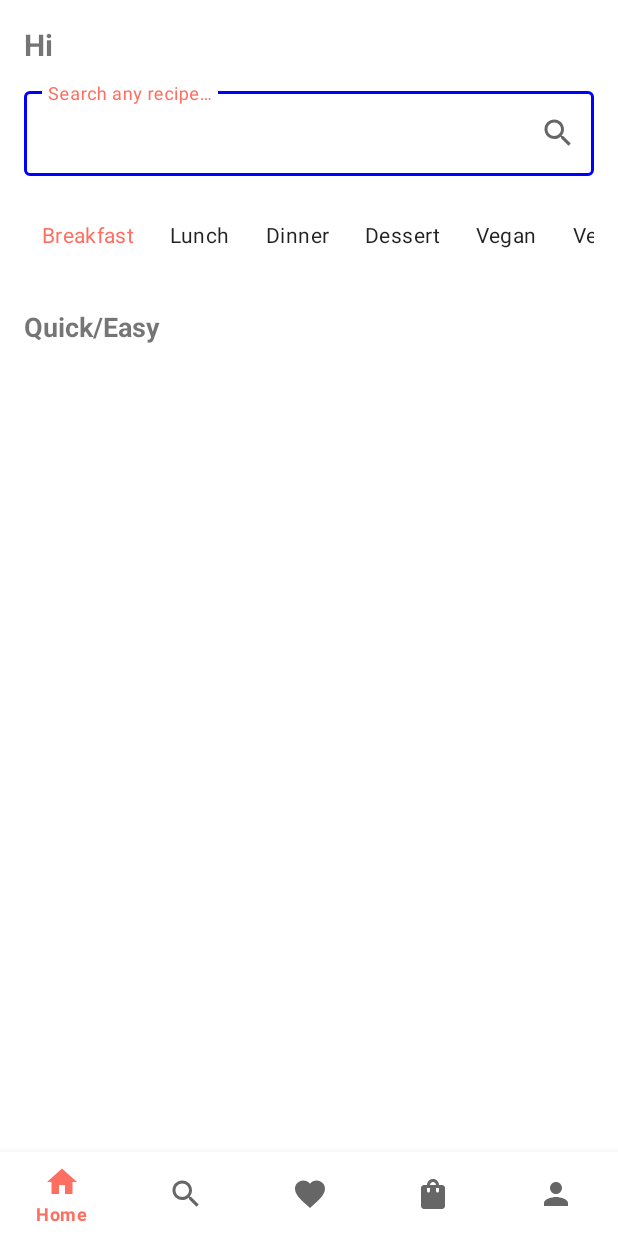
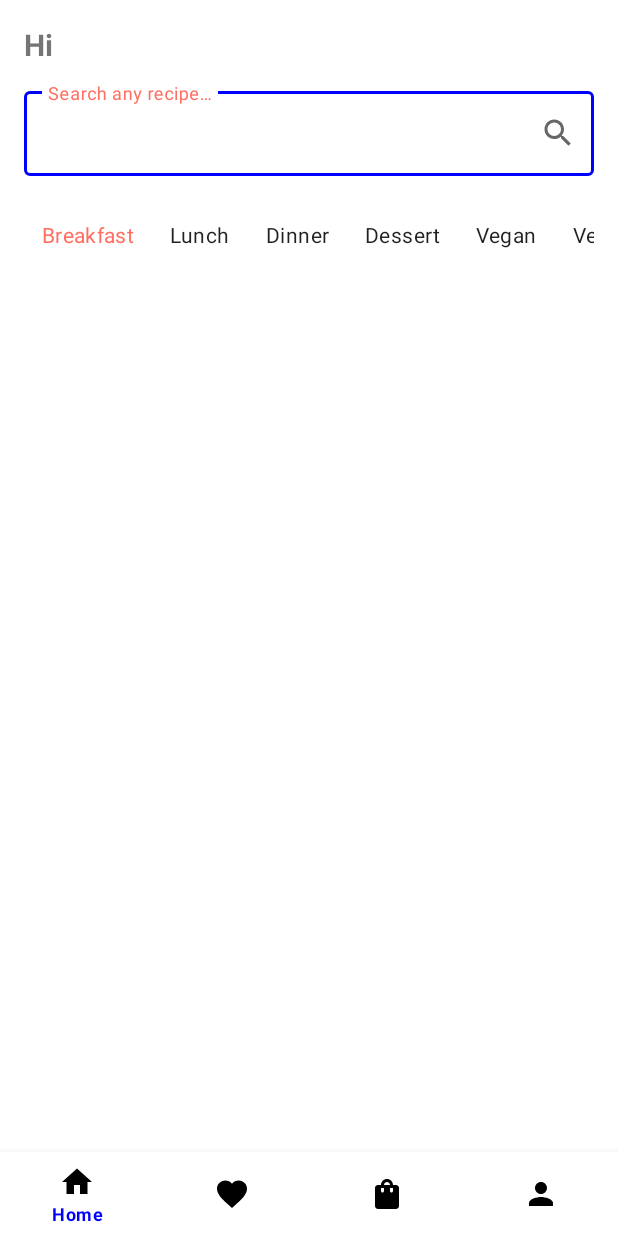
Before and after one commit to akdenizcse/teams-for-mobile-programming-2025-final-project-hilal, an Android app: the HomeFragment screen opened directly, with no data from a screen before it, on a phone screen of 412 x 824 dp. Run offline under Robolectric (Android 15) with nearby library versions, the phone set to English and light mode, and no system bars; our stand-ins replace Firebase (no records; nobody signed in at launch, a user with empty details on screens opened directly), data binding, navigation-ui; pictures from the network do not load.

Commit message:
homeToRecipeDetail changed

```diff
--- a/app/src/main/java/com/example/recipes/ui/activities/MainActivity.kt
+++ b/app/src/main/java/com/example/recipes/ui/activities/MainActivity.kt
@@ -17,29 +17,28 @@ class MainActivity : AppCompatActivity() {
         binding = ActivityMainBinding.inflate(layoutInflater)
         setContentView(binding.root)
 
-        // 1) Use toolbar as ActionBar
+        // 1) Toolbar as ActionBar
         setSupportActionBar(binding.toolbar)
 
-        // 2) Grab NavController
+        // 2) Grab NavController from the FragmentContainerView
         val host = supportFragmentManager
             .findFragmentById(R.id.navHostFragment) as NavHostFragment
         val navController = host.navController
 
-        // 3) Top-level destinations (no Up arrow)
-        val appBarConfig = AppBarConfiguration(
-            setOf(
-                R.id.homeFragment,
-                R.id.searchFragment,
-                R.id.favoritesFragment,
-                R.id.shoppingListFragment
-            )
+        // 3) Which destinations are top-level (no Up arrow)
+        val topLevel = setOf(
+            R.id.homeFragment,
+            R.id.favoritesFragment,
+            R.id.shoppingListFragment,
+            R.id.profileFragment
         )
+        val appBarConfig = AppBarConfiguration(topLevel)
 
-        // 4) Wire up toolbar & bottom nav
+        // 4) Hook up ActionBar & BottomNav with NavController
         NavigationUI.setupActionBarWithNavController(this, navController, appBarConfig)
         binding.bottomNav.setupWithNavController(navController)
 
-        // 5) Ensure tapping Home icon always pops back to homeFragment
+        // 5) Ensure Home tap always pops to root
         binding.bottomNav.setOnItemSelectedListener { item ->
             if (item.itemId == R.id.homeFragment) {
                 navController.popBackStack(R.id.homeFragment, false)
--- a/app/src/main/java/com/example/recipes/ui/fragments/HomeFragment.kt
+++ b/app/src/main/java/com/example/recipes/ui/fragments/HomeFragment.kt
@@ -12,99 +12,78 @@ import androidx.recyclerview.widget.GridLayoutManager
 import androidx.recyclerview.widget.LinearLayoutManager
 import com.example.recipes.R
 import com.example.recipes.databinding.FragmentHomeBinding
-import com.example.recipes.ui.adapters.CategoryAdapter
 import com.example.recipes.ui.adapters.CategoryChipAdapter
 import com.example.recipes.ui.adapters.RecipeAdapter
 import com.example.recipes.viewmodel.HomeViewModel
 import com.google.firebase.auth.FirebaseAuth
 
 class HomeFragment : Fragment(R.layout.fragment_home) {
-
     private var _binding: FragmentHomeBinding? = null
     private val binding get() = _binding!!
-    private val viewModel: HomeViewModel by viewModels()
+    private val vm: HomeViewModel by viewModels()
+    private lateinit var recipeAdapter: RecipeAdapter
 
-    override fun onViewCreated(view: View, savedInstanceState: Bundle?) {
-        super.onViewCreated(view, savedInstanceState)
+    override fun onViewCreated(view: View, saved: Bundle?) {
+        super.onViewCreated(view, saved)
         _binding = FragmentHomeBinding.bind(view)
 
-        // 1) Hide the AppBar and show personalized greeting
-        (activity as? AppCompatActivity)?.supportActionBar?.hide()
-        val name = FirebaseAuth.getInstance()
-            .currentUser
+        // 1) Hide AppBar & greet
+        val name = FirebaseAuth.getInstance().currentUser
             ?.displayName
             ?.substringBefore("@")
             ?.replaceFirstChar { it.uppercase() }
             ?: "there"
         binding.greetingTextView.text = "Hi $name"
 
-        // 2) Wire up search IME/Enter/end-icon to navigate to SearchFragment
+        // 2) Recipes grid + adapter
+        recipeAdapter = RecipeAdapter { recipe ->
+            val action = HomeFragmentDirections
+                .actionHomeToRecipeDetail(recipe.id)
+            findNavController().navigate(action)
+        }
+        binding.recipesRecycler.apply {
+            layoutManager = GridLayoutManager(requireContext(), 2)
+            adapter = recipeAdapter
+        }
+
+        // 3) Observe unified feed
+        vm.recipes.observe(viewLifecycleOwner) { list ->
+            recipeAdapter.submitList(list)
+        }
+
+        // 4) Search wiring
         binding.homeSearchEditText.apply {
-            // IME action "Search"
             setOnEditorActionListener { _, actionId, _ ->
                 if (actionId == EditorInfo.IME_ACTION_SEARCH) {
-                    navigateToSearch()
+                    vm.searchHomeRecipes(text.toString())
                     true
                 } else false
             }
-            // Physical Enter key
-            setOnKeyListener { _, keyCode, event ->
-                if (keyCode == KeyEvent.KEYCODE_ENTER && event.action == KeyEvent.ACTION_UP) {
-                    navigateToSearch()
+            setOnKeyListener { _, key, ev ->
+                if (key == KeyEvent.KEYCODE_ENTER && ev.action == KeyEvent.ACTION_UP) {
+                    vm.searchHomeRecipes(text.toString())
                     true
                 } else false
             }
         }
-        // End-icon tap
         binding.homeSearchLayout.setEndIconOnClickListener {
-            navigateToSearch()
+            vm.searchHomeRecipes(binding.homeSearchEditText.text.toString())
         }
 
-
-        // 4) Horizontal filter‐chips row
+        // 5) Chips row
         binding.chipRecycler.apply {
             layoutManager = LinearLayoutManager(
-                requireContext(),
-                LinearLayoutManager.HORIZONTAL,
-                false
+                requireContext(), LinearLayoutManager.HORIZONTAL, false
             )
-            adapter = CategoryChipAdapter(viewModel.categories.value ?: emptyList()) { category ->
-                viewModel.onCategorySelected(category.name)
+            adapter = CategoryChipAdapter(vm.categories.value ?: emptyList()) { cat ->
+                binding.homeSearchEditText.text?.clear()
+                vm.onCategorySelected(cat.name)
             }
-        }
-
-        // 5) Quick & Easy 2-column grid
-        binding.quickEasyRecycler.apply {
-            layoutManager = GridLayoutManager(requireContext(), 2)
-            adapter = RecipeAdapter { recipe ->
-                // navigate to detail
-                val action = HomeFragmentDirections
-                    .actionHomeToRecipeDetail(recipeId = recipe.id)
-                findNavController().navigate(action)
-            }
-        }
-
-        // 6) Observe both feeds: initial quickEasy and any searchResults
-        viewModel.quickEasy.observe(viewLifecycleOwner) { list ->
-            (binding.quickEasyRecycler.adapter as RecipeAdapter).submitList(list)
-        }
-        viewModel.searchResults.observe(viewLifecycleOwner) { list ->
-            (binding.quickEasyRecycler.adapter as RecipeAdapter).submitList(list)
-        }
-    }
-
-    private fun navigateToSearch() {
-        val query = binding.homeSearchEditText.text.toString().trim()
-        if (query.isNotBlank()) {
-            val action = HomeFragmentDirections
-                .actionHomeToSearch(initialQuery = query)
-            findNavController().navigate(action)
         }
     }
 
     override fun onDestroyView() {
         super.onDestroyView()
-        // restore AppBar
         (activity as? AppCompatActivity)?.supportActionBar?.show()
         _binding = null
     }
--- a/app/src/main/java/com/example/recipes/viewmodel/HomeViewModel.kt
+++ b/app/src/main/java/com/example/recipes/viewmodel/HomeViewModel.kt
@@ -12,8 +12,7 @@ class HomeViewModel(
 ) : ViewModel() {
 
     // 1) Eight static categories
-    private val _categories = MutableLiveData<List<Category>>(
-        listOf(
+    private val _categories = listOf(
         Category("Breakfast",   R.drawable.baseline_egg_24),
         Category("Lunch",       R.drawable.baseline_food_bank_24),
         Category("Dinner",      R.drawable.baseline_dinner_dining_24),
@@ -23,52 +22,53 @@ class HomeViewModel(
         Category("Gluten Free", R.drawable.baseline_grain_24),
         Category("Snack",       R.drawable.baseline_coffee_24)
     )
-    )
-    val categories: LiveData<List<Category>> = _categories
+    val categories: LiveData<List<Category>> = MutableLiveData(_categories)
 
-    // 2) “Quick & Easy” feed
-    private val _quickEasy = MutableLiveData<List<Recipe>>(emptyList())
-    val quickEasy: LiveData<List<Recipe>> = _quickEasy
+    // 2) Internal feeds
+    private val _quickEasy   = MutableLiveData<List<Recipe>>(emptyList())
+    private val _searchQuery = MutableLiveData<String>("")
 
-    // 3) Search‐from‐home results
-    private val _searchResults = MutableLiveData<List<Recipe>>(emptyList())
-    val searchResults: LiveData<List<Recipe>> = _searchResults
+    // 3) Exposed “recipes” stream: if search query blank → quickEasy, else → search results
+    val recipes: LiveData<List<Recipe>> = _searchQuery.switchMap { q ->
+        if (q.isBlank()) {
+            _quickEasy
+        } else {
+            liveData {
+                val list = runCatching {
+                    repo.searchRecipes(query = q, number = 10)
+                }.getOrNull() ?: emptyList()
+                emit(list)
+            }
+        }
+    }
 
     init {
         loadQuickEasy()
     }
 
-    /** Initial or “Explore” refresh */
+    /** Load default “quick & easy” recipes. */
     fun loadQuickEasy() {
         viewModelScope.launch {
-            runCatching {
+            val list = runCatching {
                 repo.searchRecipes(query = "quick easy", number = 6)
-            }.onSuccess { _quickEasy.value = it }
-                .onFailure { _quickEasy.value = emptyList() }
+            }.getOrDefault(emptyList())
+            _quickEasy.value = list
         }
     }
 
-    /** Chip or grid‐tile taps */
+    /** Called when user taps a category chip. */
     fun onCategorySelected(name: String) {
+        _searchQuery.value = ""          // clear any search
         viewModelScope.launch {
-            runCatching {
+            val list = runCatching {
                 repo.searchByCategory(name, number = 6)
-            }.onSuccess { _quickEasy.value = it }
-                .onFailure { _quickEasy.value = emptyList() }
+            }.getOrDefault(emptyList())
+            _quickEasy.value = list     // repurpose quickEasy
         }
     }
 
-    /** The home‐screen search box */
+    /** Called when user submits a search. */
     fun searchHomeRecipes(query: String) {
-        if (query.isBlank()) {
-            _searchResults.value = _quickEasy.value  // fallback
-            return
-        }
-        viewModelScope.launch {
-            runCatching {
-                repo.searchRecipes(query = query, number = 10)
-            }.onSuccess { _searchResults.value = it }
-                .onFailure { _searchResults.value = emptyList() }
+        _searchQuery.value = query
     }
 }
-}
--- a/app/src/main/res/layout/activity_main.xml
+++ b/app/src/main/res/layout/activity_main.xml
@@ -5,18 +5,17 @@
     android:layout_width="match_parent"
     android:layout_height="match_parent">
 
-    <!-- 1) AppBar at the very top -->
+    <!-- 1) Top app bar -->
     <com.google.android.material.appbar.MaterialToolbar
         android:id="@+id/toolbar"
         android:layout_width="0dp"
-        android:layout_height="?attr/actionBarSize"
-        android:background="@color/colorPrimary"
+        android:layout_height="0dp"
         app:titleTextColor="@android:color/white"
         app:layout_constraintTop_toTopOf="parent"
         app:layout_constraintStart_toStartOf="parent"
         app:layout_constraintEnd_toEndOf="parent"/>
 
-    <!-- 2) Your navigation container, directly below the AppBar -->
+    <!-- 2) Navigation host -->
     <androidx.fragment.app.FragmentContainerView
         android:id="@+id/navHostFragment"
     android:name="androidx.navigation.fragment.NavHostFragment"
@@ -29,13 +28,16 @@
     app:layout_constraintStart_toStartOf="parent"
     app:layout_constraintEnd_toEndOf="parent"/>
 
-    <!-- 3) Bottom nav pinned to the bottom -->
+    <!-- 3) Bottom navigation -->
     <com.google.android.material.bottomnavigation.BottomNavigationView
         android:id="@+id/bottomNav"
         android:layout_width="0dp"
         android:layout_height="wrap_content"
         app:menu="@menu/bottom_nav_menu"
+        app:itemIconTint="@color/black"
+        app:itemTextColor="@color/colorPrimary"
         app:layout_constraintBottom_toBottomOf="parent"
         app:layout_constraintStart_toStartOf="parent"
         app:layout_constraintEnd_toEndOf="parent"/>
+
 </androidx.constraintlayout.widget.ConstraintLayout>
--- a/app/src/main/res/layout/fragment_home.xml
+++ b/app/src/main/res/layout/fragment_home.xml
@@ -7,9 +7,9 @@
     android:padding="16dp">
 
     <LinearLayout
+        android:orientation="vertical"
         android:layout_width="match_parent"
-        android:layout_height="wrap_content"
-        android:orientation="vertical">
+        android:layout_height="wrap_content">
 
         <!-- 1) Greeting -->
         <TextView
@@ -39,33 +39,24 @@
                 android:layout_height="wrap_content"
                 android:hint="Search any recipe…"
                 android:imeOptions="actionSearch"
-                android:inputType="text" />
+                android:inputType="text"/>
         </com.google.android.material.textfield.TextInputLayout>
 
-        <!-- 4) Filter chips -->
+        <!-- 3) Filter chips -->
         <androidx.recyclerview.widget.RecyclerView
             android:id="@+id/chipRecycler"
             android:layout_width="match_parent"
             android:layout_height="wrap_content"
             android:layout_marginTop="16dp"
-            app:layoutManager="androidx.recyclerview.widget.LinearLayoutManager"/>
+            android:clipToPadding="false"
+            android:backgroundTint="@color/colorPrimary"/>
 
-        <!-- 5) Quick & Easy header -->
-        <TextView
-            android:id="@+id/quickEasyLabel"
+        <!-- 4) Recipes grid -->
+        <androidx.recyclerview.widget.RecyclerView
+            android:id="@+id/recipesRecycler"
             android:layout_width="match_parent"
             android:layout_height="wrap_content"
-            android:text="Quick/Easy"
-            android:textSize="18sp"
-            android:textStyle="bold"
-            android:layout_marginTop="24dp"/>
-
-        <!-- 6) Quick & Easy grid -->
-        <androidx.recyclerview.widget.RecyclerView
-            android:id="@+id/quickEasyRecycler"
-            android:layout_width="match_parent"
-            android:layout_height="wrap_content"
-            android:layout_marginTop="8dp"
+            android:layout_marginTop="24dp"
             app:layoutManager="androidx.recyclerview.widget.GridLayoutManager"
             app:spanCount="2"/>
     </LinearLayout>
--- a/app/src/main/res/layout/item_category_chip.xml
+++ b/app/src/main/res/layout/item_category_chip.xml
@@ -8,7 +8,7 @@
         android:layout_height="wrap_content"
         android:checkable="true"
         android:text="Category"
-        app:chipIconTint="@color/primaryColor"
+        app:chipIconTint="@color/colorPrimary"
         app:checkedIconTint="@color/white"
         app:chipBackgroundColor="@color/white"
         app:checkedIconEnabled="false"/>
--- a/app/src/main/res/menu/bottom_nav_menu.xml
+++ b/app/src/main/res/menu/bottom_nav_menu.xml
@@ -4,13 +4,8 @@
         android:id="@+id/homeFragment"
         android:icon="@drawable/baseline_home_24"
         android:title="@string/home"
-        android:iconTint="@color/colorPrimary"/>
+        android:iconTint="@color/colorPrimary" />
 
-    <item
-        android:id="@+id/searchFragment"
-        android:icon="@drawable/baseline_search_24"
-        android:title="@string/search"
-        android:iconTint="@color/colorPrimary"/>
 
     <!-- REMOVED categoriesFragment -->
 
--- a/app/src/main/res/navigation/nav_graph.xml
+++ b/app/src/main/res/navigation/nav_graph.xml
@@ -8,20 +8,10 @@
     <fragment
         android:id="@+id/homeFragment"
         android:name="com.example.recipes.ui.fragments.HomeFragment"
-        android:label="Home"
+        android:label=""
         app:layout="@layout/fragment_home">
 
         <!-- Home → Search, passing the user’s search term -->
-        <action
-            android:id="@+id/action_home_to_search"
-            app:destination="@id/searchFragment">
-            <argument
-                android:name="initialQuery"
-                app:argType="string"
-                android:defaultValue="" />
-        </action>
-
-        <!-- Home → Recipe Detail -->
         <action
             android:id="@+id/action_home_to_recipeDetail"
             app:destination="@id/recipeDetailFragment"
@@ -33,6 +23,8 @@
                 android:name="recipeId"
                 app:argType="integer" />
         </action>
+
+
 
         <!-- Home → Categories -->
         <action
@@ -86,29 +78,7 @@
     </fragment>
 
     <!-- Search Fragment -->
-    <fragment
-        android:id="@+id/searchFragment"
-        android:name="com.example.recipes.ui.fragments.SearchFragment"
-        android:label=""
-        app:layout="@layout/fragment_search">
 
-        <action
-            android:id="@+id/action_search_to_filters"
-            app:destination="@id/filtersFragment" />
-
-        <!-- Pass recipeId instead of full object -->
-        <action
-            android:id="@+id/action_search_to_recipeDetail"
-            app:destination="@id/recipeDetailFragment"
-            app:enterAnim="@anim/slide_in_right"
-            app:exitAnim="@anim/slide_out_left"
-            app:popEnterAnim="@anim/slide_in_left"
-            app:popExitAnim="@anim/slide_out_right">
-            <argument
-                android:name="recipeId"
-                app:argType="integer" />
-        </action>
-    </fragment>
 
     <!-- Filters Fragment -->
     <fragment
@@ -150,12 +120,10 @@
     <fragment
         android:id="@+id/recipeDetailFragment"
         android:name="com.example.recipes.ui.fragments.RecipeDetailFragment"
-        android:label="Recipe Details"
         app:layout="@layout/fragment_recipe_detail">
         <argument
             android:name="recipeId"
             app:argType="integer" />
-        <!-- Deep Link for recipeId -->
         <deepLink
             app:uri="https://www.yourdomain.com/recipe?id={recipeId}" />
     </fragment>
--- a/app/src/main/res/values/themes.xml
+++ b/app/src/main/res/values/themes.xml
@@ -1,7 +1,7 @@
 <resources xmlns:tools="http://schemas.android.com/tools">
     <!-- Base application theme using MaterialComponents -->
     <style name="Theme.Recipes" parent="Theme.MaterialComponents.DayNight.NoActionBar">
-        <!-- Primary brand color -->
+    <!-- Primary brand color -->
         <item name="colorPrimary">@color/mercan</item>
         <item name="colorOnPrimary">@color/white</item>
         <item name="colorPrimaryVariant">@color/mercan_light</item>
@@ -15,4 +15,5 @@
         <item name="colorSurface">@color/white</item>
         <item name="colorOnSurface">@color/black</item>
     </style>
+
 </resources>
--- /dev/null
+++ b/app/src/main/res/xml/colors.xml
@@ -0,0 +1,4 @@
+<?xml version="1.0" encoding="utf-8"?>
+<PreferenceScreen xmlns:android="http://schemas.android.com/apk/res/android">
+
+</PreferenceScreen>
```
Also changed, not shown: app/src/main/AndroidManifest.xml (+20 -20 lines), app/src/main/java/com/example/recipes/ui/fragments/RecipeDetailFragment.kt (+56 -66 lines), app/src/main/java/com/example/recipes/ui/fragments/SearchFragment.kt (deleted, +0 -92 lines), app/src/main/res/layout/fragment_recipe_detail.xml (+31 -33 lines), app/src/main/res/layout/fragment_search.xml (deleted, +0 -59 lines), app/src/main/res/menu/menu_recipe_detail.xml (+6 -6 lines), 1 other file. Lines whose indentation alone changed are shown as unchanged.
